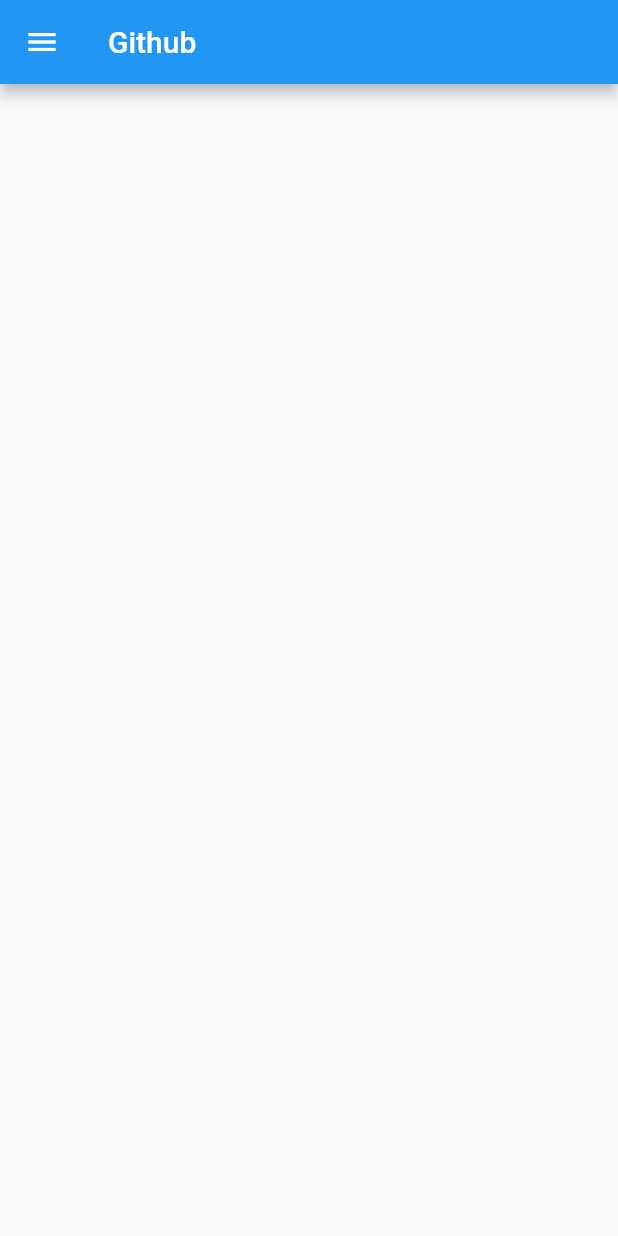
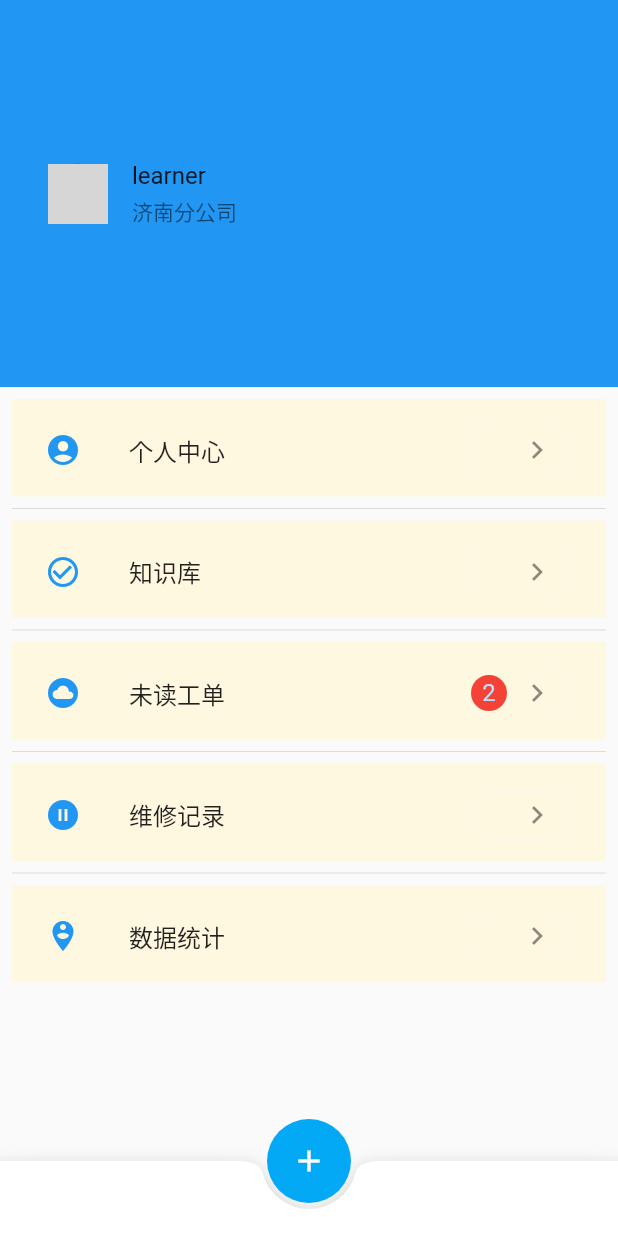
Before and after one commit to hwySensible/repair_app, a Flutter app: the screen it shows after launch, on a phone screen of 412 x 824 dp. Run offline on Flutter 3.47's test engine with Material 2 defaults, Android fonts, the phone set to English and light mode, and no system bars; our stand-ins replace cached_network_image, dio, fluttertoast, shared_preferences; missing offline and left inert: flukit; generated files the repository leaves out were written again; network calls fail; grey boxes are pictures that could not be loaded.

Commit message:
修改首页内容

```diff
--- a/lib/common/git_api.dart
+++ b/lib/common/git_api.dart
@@ -1,7 +1,7 @@
 import 'dart:async';
 import 'dart:convert';
 import 'dart:io';
-import 'package:dio/adapter.dart';
+// import 'package:dio/adapter.dart';
 import 'package:dio/dio.dart';
 import 'package:flutter/material.dart';
 import 'package:repair_app/models/login_result_obj.dart';
--- a/lib/routes/home_page.dart
+++ b/lib/routes/home_page.dart
@@ -9,10 +9,26 @@ class HomeRoute extends StatefulWidget {
 class _HomeRouteState extends State<HomeRoute> {
   @override
   Widget build(BuildContext context) {
+    final Widget _floatingActionButton = FloatingActionButton(
+      onPressed: () {
+        Navigator.of(context).push(
+          // MaterialPageRoute(
+          //   builder: (BuildContext context) => RepairAdd(title: 'repair_add'),
+          // )
+        );
+      },
+      child: Icon(Icons.add),
+      elevation: 0.0,
+      backgroundColor: Colors.lightBlue,
+      // shape: BeveledRectangleBorder(
+      //   borderRadius: BorderRadius.circular(30.0)
+      // ),
+    );
+
     return Scaffold(
-      appBar: AppBar(
-        title: Text(GmLocalizations.of(context).home),
-      ),
+      // appBar: AppBar(
+      //   title: Text(GmLocalizations.of(context).home),
+      // ),
       // body: _buildBody(), // 构建主页面
       body: Container(
         child: Column(
@@ -29,16 +45,126 @@ class _HomeRouteState extends State<HomeRoute> {
         ),
       ),
       drawer: MyDrawer(), //抽屉菜单
+      // 底部按钮部分开始
+      floatingActionButton: _floatingActionButton,
+      floatingActionButtonLocation: FloatingActionButtonLocation.centerDocked,
+      bottomNavigationBar: BottomAppBar(
+        child: Container(
+          height: 50.0,
+        ),
+        shape: CircularNotchedRectangle(),
+      ),
     );
   }
-  Widget _userInfoCard () {
-    return Container();
+   // 主页面头部分
+  Widget _userInfoCard() {
+    return new Container(
+      color: Colors.blue,
+      child: new Column(
+        mainAxisAlignment: MainAxisAlignment.center,
+        children: <Widget>[
+          // Scaffold(
+          //   body: Center(
+          //     child: Text('Press the extended button below!'),
+          //   ),
+          //   floatingActionButton: _floatingActionButtonExtended,
+
+          // )
+          new Container(
+            // margin: const EdgeInsets.all(10.0),
+            // decoration: new BoxDecoration(
+            //     color: GlobalConfig.dark == true ? Colors.white10 : new Color(0xFFF5F5F5),
+            //     borderRadius: new BorderRadius.all(new Radius.circular(6.0))
+            // ),
+            child: new FlatButton(
+                onPressed: (){},
+                child: new Container(
+                  child: new ListTile(
+                    leading: new Container(
+                      child: new CircleAvatar(
+                          backgroundImage: new NetworkImage("https://pic1.zhimg.com/v2-ec7ed574da66e1b495fcad2cc3d71cb9_xl.jpg"),
+                          radius: 20.0
+                      ),
+                    ),
+                    title: new Container(
+                      margin: const EdgeInsets.only(bottom: 2.0),
+                      child: new Text("learner"),
+                    ),
+                    subtitle: new Container(
+                      margin: const EdgeInsets.only(top: 2.0),
+                      child: new Text("济南分公司"),
+                    ),
+                  ),
+                )
+            ),
+          ),
+          // floatactionbutton
+        ],
+      ),
+    );
   }
 
-  Widget _userInfoList () {
-    return Container(
+  // 主页面list部分
+  Widget _userInfoList() {
+    List<Icon> iconItems = <Icon>[
+      new Icon(Icons.account_circle,color: Colors.blue), new Icon(Icons.check_circle_outline,color: Colors.blue),
+      new Icon(Icons.cloud_circle,color: Colors.blue), new Icon(Icons.pause_circle_filled,color: Colors.blue),
+      new Icon(Icons.person_pin_circle,color: Colors.blue),
+    ];
+    final List<String> entries = <String>['个人中心', '知识库', '未读工单', '维修记录', '数据统计'];
+    final List<int> colorCodes = <int>[50, 50, 50, 50, 50];
+    const size = FontWeight.w500; // 定义一个字体类型
+    return new Container(
+      child: ListView.separated(
+      padding: const EdgeInsets.all(8.0),
+      itemCount: entries.length,
+      itemBuilder: (BuildContext context, int index) {
+        return Container(
+          height: 65,
+          color: Colors.amber[colorCodes[index]],
+          child: Center(
+            child: FlatButton(
+              padding: EdgeInsets.all(6.0),
+              onPressed: () {
+                // Navigator.of(context).push(
+                //   MaterialPageRoute(
+                //     builder: (BuildContext context) => RepairList(title: '故障信息列表'),
+                //   )
+                // );
+              },
+              splashColor: Colors.white70,
+              child: ListTile(
+              title: Text('${entries[index]}', style: TextStyle(fontWeight: size),),
+              leading: iconItems[index],
+              trailing: Container(
+                child:
+                Chip(
+                  avatar: CircleAvatar(
+                    backgroundColor: index == 2 ? Colors.red.shade500 : Colors.amber[50],
+                    child: index == 2 ? Text('2') : Text(''),
+                  ),
+                  label: Icon(Icons.keyboard_arrow_right),
+                  backgroundColor: Colors.amber[50],
+                )
+              ),
+              // onTap: () { // 点击跳转
+              //   Navigator.of(context).push(
+              //     MaterialPageRoute(
+              //       builder: (BuildContext context) => RepairList(title: '故障信息列表'),
+              //     )
+              //   );
+              // },
+            )
+            )
+
+          )
+        );
+      },
+      separatorBuilder: (BuildContext context, int index) => const Divider()
+    ),
     );
   }
+
   Widget _buildBody() {
     UserModel userModel = Provider.of<UserModel>(context);
     if (!userModel.isLogin) {
```
Also changed, not shown: pubspec.lock, 1 other file.
